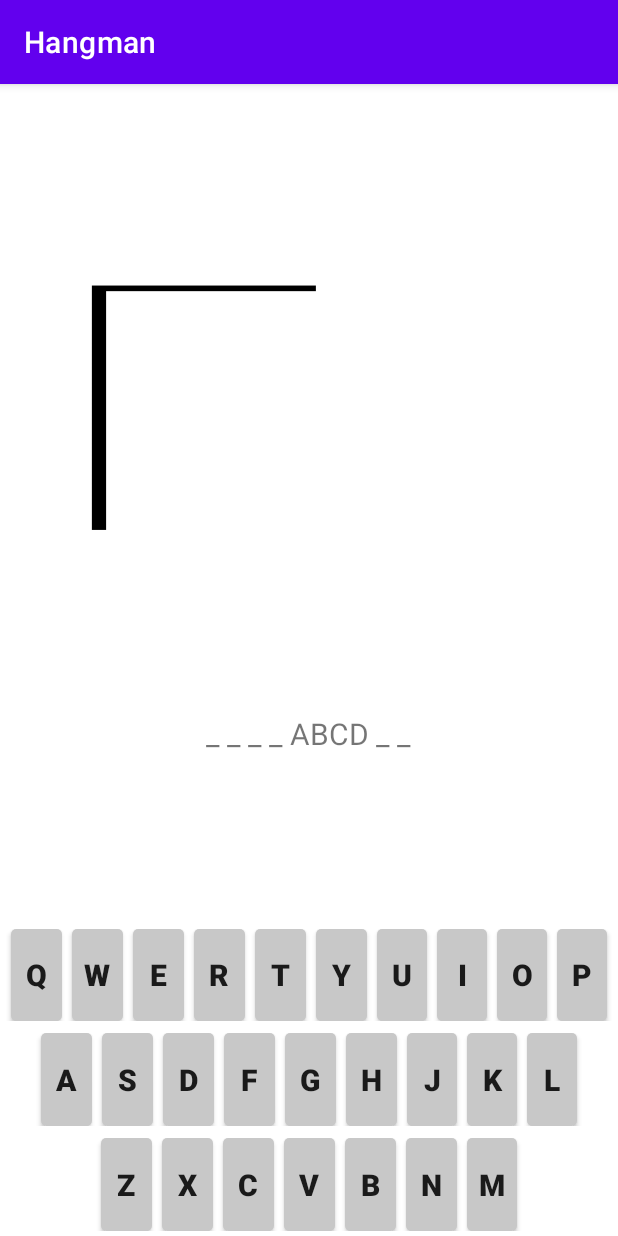
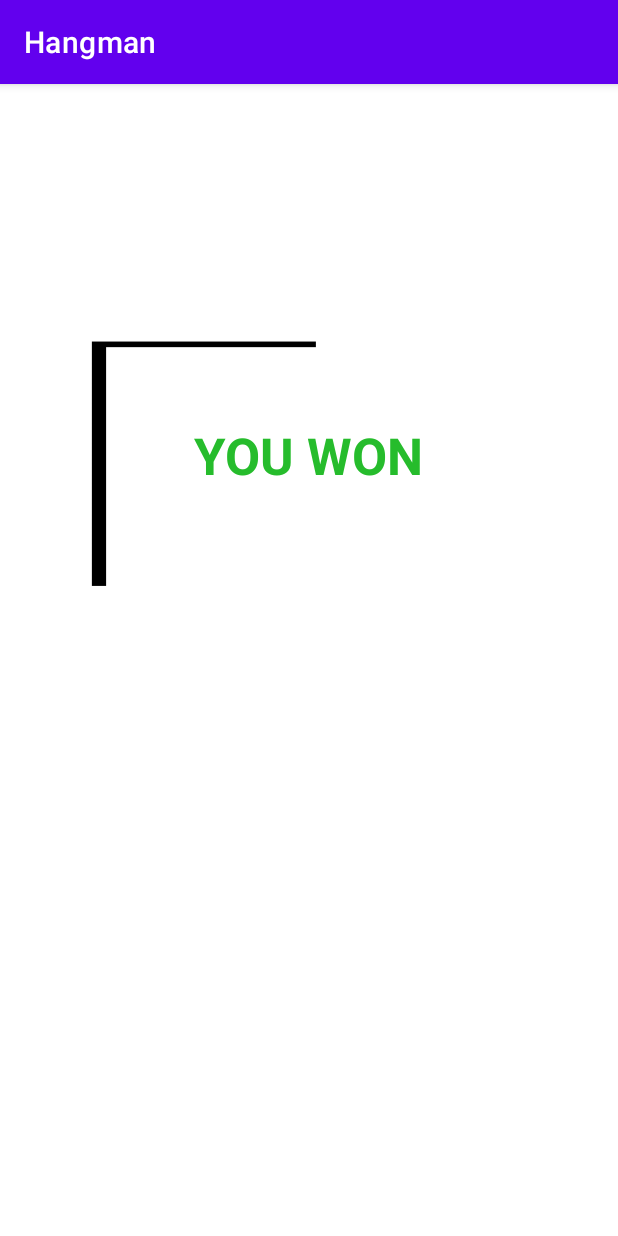
Before and after one commit to Javelel/Hangman, an Android app: the GameActivity screen opened directly, with no data from a screen before it, on a phone screen of 412 x 824 dp. Run offline under Robolectric (Android 15) with nearby library versions, the phone set to English and light mode, and no system bars; 1 statement that could not run was skipped.

Commit message:
added game logic

```diff
--- a/app/src/main/java/com/example/hangman/GameActivity.kt
+++ b/app/src/main/java/com/example/hangman/GameActivity.kt
@@ -1,5 +1,6 @@
 package com.example.hangman
 
+import android.graphics.Color
 import android.os.Bundle
 import android.view.LayoutInflater
 import android.view.View
@@ -8,6 +9,8 @@ import android.widget.LinearLayout
 import android.widget.TableLayout
 import android.widget.TextView
 import androidx.appcompat.app.AppCompatActivity
+import androidx.appcompat.widget.AppCompatButton
+import androidx.core.content.ContextCompat
 
 class GameActivity : AppCompatActivity() {
 
@@ -15,24 +18,66 @@ class GameActivity : AppCompatActivity() {
 	private lateinit var imageView: ImageView
 	private lateinit var gameLayout : LinearLayout
 	private lateinit var keyboardLayout : TableLayout
+	private lateinit var gameLostTextView: TextView
+	private lateinit var gameWonTextView: TextView
 
-	private var wantedWord : String = ""
+	private var wordToGuess : String = ""
+
+	private val gameManager = GameManager()
 
 	override fun onCreate(savedInstanceState: Bundle?) {
 		super.onCreate(savedInstanceState)
 		setContentView(R.layout.activity_game)
-		wantedWord = intent.getStringExtra("0").toString()
+		wordToGuess = intent.getStringExtra("0").toString()
 
 		wordTextView = findViewById(R.id.wordTV)
 		imageView = findViewById(R.id.imageView)
+		gameWonTextView = findViewById(R.id.gameWonTV)
+		gameLostTextView = findViewById(R.id.gameLostTV)
 
 		gameLayout = findViewById(R.id.gameLayout)  // adding keyboard
 		val inflater = LayoutInflater.from(this)
 		keyboardLayout = inflater.inflate(R.layout.keyboard, gameLayout, false) as TableLayout
 		gameLayout.addView(keyboardLayout)
+
+		val gameState = gameManager.startNewGame(wordToGuess)
+		updateUI(gameState)
 	}
 
 	fun keyClicked(view: View) {    // When clicked key on the keyboard
-		println(wantedWord)
+		val key : AppCompatButton = view as AppCompatButton
+		//val keyChar : String = key.text as String
+		//key.isClickable = false
+		/*if (wordToGuess.contains(keyChar))
+			key.setBackgroundColor(Color.GREEN)
+		else
+			key.setBackgroundColor(Color.RED)*/
+		val gameState = gameManager.play(key)
+		updateUI(gameState)
 	}
+
+	private fun updateUI(gameState: GameState) {
+		when (gameState) {
+			is GameState.Lost -> showGameLost(gameState.wordToGuess)
+			is GameState.Running -> {
+				wordTextView.text = gameState.underscoreWord
+				imageView.setImageDrawable(ContextCompat.getDrawable(this, gameState.drawable))
+			}
+			is GameState.Won -> showGameWon(gameState.wordToGuess)
+		}
+	}
+
+	private fun showGameLost(wordToGuess: String) {
+		wordTextView.text = wordToGuess
+		gameLostTextView.visibility = View.VISIBLE
+		imageView.setImageDrawable(ContextCompat.getDrawable(this, R.drawable.game7))
+		keyboardLayout.visibility = View.GONE
+	}
+
+	private fun showGameWon(wordToGuess: String) {
+		wordTextView.text = wordToGuess
+		gameWonTextView.visibility = View.VISIBLE
+		keyboardLayout.visibility = View.GONE
+	}
+
 }
--- /dev/null
+++ b/app/src/main/java/com/example/hangman/GameManager.kt
@@ -0,0 +1,85 @@
+package com.example.hangman
+
+import android.graphics.Color
+import androidx.appcompat.widget.AppCompatButton
+
+
+class GameManager {
+
+	private val maxTries = 7
+	private var currentTries = 0
+	private lateinit var underscoreWord: String
+	private var drawable: Int = R.drawable.game0
+	private lateinit var wordToGuess: String
+
+	fun startNewGame(wordToGuess: String): GameState {
+		this.wordToGuess = wordToGuess
+		currentTries = 0
+		drawable = R.drawable.game7
+		generateUnderscores(this.wordToGuess)
+		return getGameState()
+	}
+
+	fun play(key: AppCompatButton): GameState {
+		key.isClickable = false
+		val keyChar : Char = (key.text as String).single()
+
+		val indexes = mutableListOf<Int>()
+		wordToGuess.forEachIndexed { index, char ->
+			if (char.equals(keyChar, true))
+				indexes.add(index)
+		}
+
+		var finalUnderscoreWord = "" + underscoreWord // _ _ _ _ _ _ _ -> E _ _ _ _ _ _
+		indexes.forEach { index ->
+			val sb = StringBuilder(finalUnderscoreWord).also { it.setCharAt(index, keyChar) }
+			finalUnderscoreWord = sb.toString()
+		}
+		if (indexes.isEmpty()) {
+			currentTries++
+			key.setBackgroundColor(Color.RED)
+		} else {
+			key.setBackgroundColor(Color.GREEN)
+		}
+
+		underscoreWord = finalUnderscoreWord
+		return getGameState()
+	}
+
+	fun generateUnderscores(word: String) {
+		val sb = StringBuilder()
+		word.forEach { char ->
+			sb.append("_")
+		}
+		underscoreWord = sb.toString()
+	}
+
+	private fun getHangmanDrawable(): Int {
+		return when (currentTries) {
+			0 -> R.drawable.game0
+			1 -> R.drawable.game1
+			2 -> R.drawable.game2
+			3 -> R.drawable.game3
+			4 -> R.drawable.game4
+			5 -> R.drawable.game5
+			6 -> R.drawable.game6
+			7 -> R.drawable.game7
+			else -> R.drawable.game7
+		}
+	}
+
+	private fun getGameState(): GameState {
+		if (underscoreWord.equals(wordToGuess, true)) {
+			return GameState.Won(wordToGuess)
+		}
+
+		if (currentTries == maxTries) {
+			return GameState.Lost(wordToGuess)
+		}
+
+		drawable = getHangmanDrawable()
+		return GameState.Running(underscoreWord, drawable)
+	}
+
+
+}
--- /dev/null
+++ b/app/src/main/java/com/example/hangman/GameState.kt
@@ -0,0 +1,8 @@
+package com.example.hangman
+
+sealed class GameState {
+	class Running(val underscoreWord: String,
+	              val drawable: Int) : GameState()
+	class Lost(val wordToGuess: String) : GameState()
+	class Won(val wordToGuess: String) : GameState()
+}
--- a/app/src/main/res/layout/activity_game.xml
+++ b/app/src/main/res/layout/activity_game.xml
@@ -7,13 +7,52 @@
     android:layout_height="match_parent"
     android:orientation="vertical">
 
-    <ImageView
-        android:id="@+id/imageView"
+    <androidx.constraintlayout.widget.ConstraintLayout
         android:layout_width="match_parent"
         android:layout_height="match_parent"
-        android:layout_weight="0.5"
-        android:contentDescription="TODO"
-        app:srcCompat="@drawable/game0" />
+        android:layout_weight="0.5">
+
+        <ImageView
+            android:id="@+id/imageView"
+            android:layout_width="match_parent"
+            android:layout_height="match_parent"
+            android:layout_weight="0.5"
+            android:contentDescription="TODO"
+            app:srcCompat="@drawable/game0"
+            tools:layout_editor_absoluteY="423dp" />
+
+        <TextView
+            android:id="@+id/gameWonTV"
+            android:layout_width="wrap_content"
+            android:layout_height="wrap_content"
+            android:layout_weight="0.5"
+            android:text="@string/you_won"
+            android:textColor="#26BC2C"
+            android:textSize="34sp"
+            android:textStyle="bold"
+            android:visibility="gone"
+            app:layout_constraintBottom_toBottomOf="@+id/imageView"
+            app:layout_constraintEnd_toEndOf="@+id/imageView"
+            app:layout_constraintStart_toStartOf="@+id/imageView"
+            app:layout_constraintTop_toTopOf="@+id/imageView"
+            tools:visibility="visible" />
+
+        <TextView
+            android:id="@+id/gameLostTV"
+            android:layout_width="wrap_content"
+            android:layout_height="wrap_content"
+            android:layout_weight="0.5"
+            android:text="@string/you_lost"
+            android:textColor="#C82216"
+            android:textSize="34sp"
+            android:textStyle="bold"
+            android:visibility="gone"
+            app:layout_constraintBottom_toBottomOf="@+id/imageView"
+            app:layout_constraintEnd_toEndOf="@+id/imageView"
+            app:layout_constraintStart_toStartOf="@+id/imageView"
+            app:layout_constraintTop_toTopOf="@+id/imageView"
+            tools:visibility="visible" />
+    </androidx.constraintlayout.widget.ConstraintLayout>
 
     <TextView
         android:id="@+id/wordTV"
--- a/app/src/main/res/values/strings.xml
+++ b/app/src/main/res/values/strings.xml
@@ -1,4 +1,6 @@
 <resources>
     <string name="app_name">Hangman</string>
     <string name="Random">RANDOM</string>
+    <string name="you_won">YOU WON</string>
+    <string name="you_lost">YOU LOST</string>
 </resources>
```
Also changed, not shown: app/src/main/res/layout/test_game.xml (deleted, +0 -353 lines).
